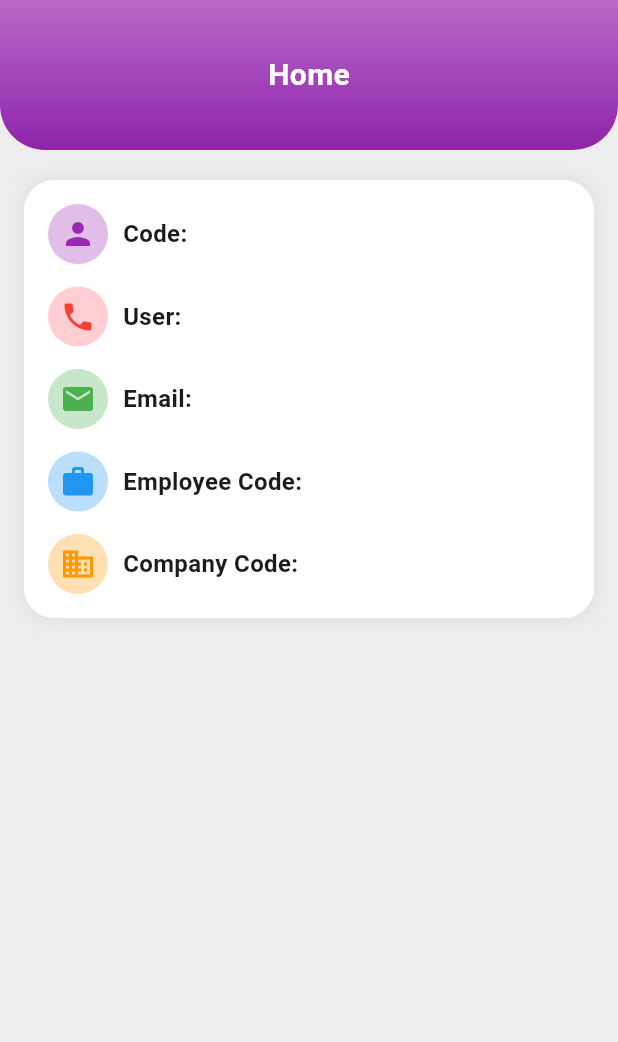
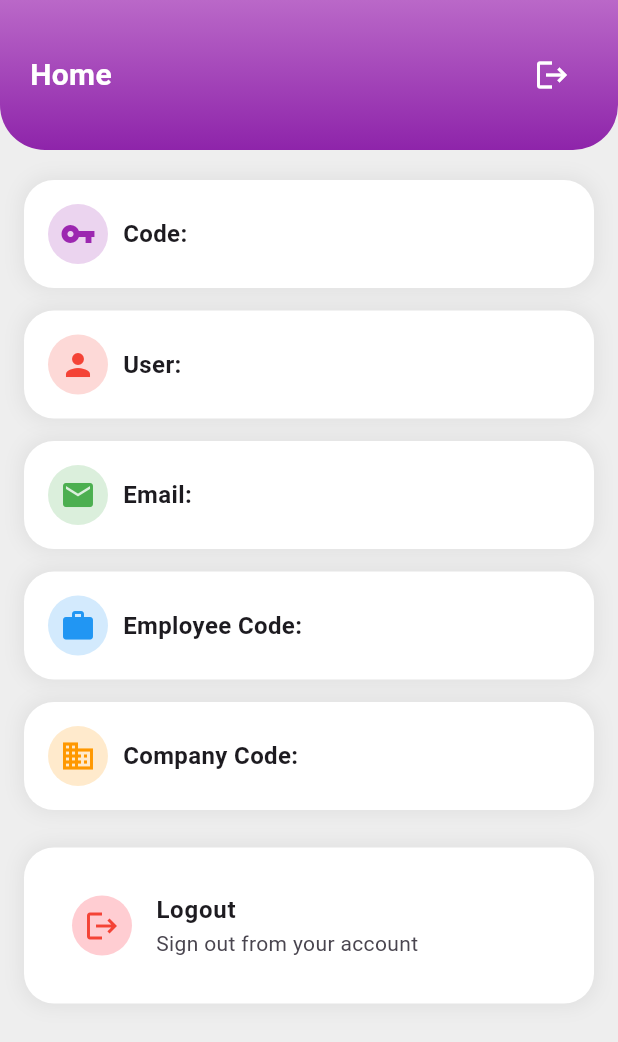
Before and after one commit to Gimhansathsara843/EnhanzerMobileApp, a Flutter app: the HomeScreen screen opened directly with empty values, on a phone screen of 412 x 824 dp. Shown: the top 1042 px of the screen. Run offline on Flutter 3.47's test engine with Material 3 defaults, Android fonts, the phone set to English and light mode, and no system bars; our stand-ins replace sqflite; accounts and stored records are empty.

Commit message:
change front end 1.2

```diff
--- a/enhanzer_mobile_app/lib/screens/home_screen.dart
+++ b/enhanzer_mobile_app/lib/screens/home_screen.dart
@@ -1,9 +1,24 @@
 import 'package:flutter/material.dart';
+import '../services/database_service.dart';
+import 'login_screen.dart';
 
 class HomeScreen extends StatelessWidget {
   final Map<String, dynamic> userData;
 
   HomeScreen({required this.userData});
+
+  void _logout(BuildContext context) async {
+    // Clear the database
+    final db = await DatabaseHelper.instance.database;
+    await db.delete('users');
+
+    // Navigate back to login screen
+    Navigator.pushAndRemoveUntil(
+      context,
+      MaterialPageRoute(builder: (context) => LoginScreen()),
+      (route) => false,
+    );
+  }
 
   @override
   Widget build(BuildContext context) {
@@ -12,8 +27,31 @@ class HomeScreen extends StatelessWidget {
       body: SingleChildScrollView(
         child: Column(
           children: [
-Container(
-  height: 100,  // Set your desired height here
+            _buildHeader(context),
+            const SizedBox(height: 20),
+            Padding(
+              padding: const EdgeInsets.symmetric(horizontal: 16),
+              child: Column(
+                children: [
+                  userInfoCard("Code", userData['User_Code'], Icons.vpn_key, Colors.purple),
+                  userInfoCard("User", userData['User_Display_Name'], Icons.person, Colors.red),
+                  userInfoCard("Email", userData['Email'], Icons.email, Colors.green),
+                  userInfoCard("Employee Code", userData['User_Employee_Code'], Icons.work, Colors.blue),
+                  userInfoCard("Company Code", userData['Company_Code'], Icons.business, Colors.orange),
+                  const SizedBox(height: 10),
+                  _logoutCard(context),
+                ],
+              ),
+            ),
+          ],
+        ),
+      ),
+    );
+  }
+
+  Widget _buildHeader(BuildContext context) {
+    return Container(
+      height: 100,
       padding: const EdgeInsets.symmetric(horizontal: 20, vertical: 20),
       decoration: BoxDecoration(
         gradient: LinearGradient(
@@ -26,10 +64,10 @@ Container(
           bottomRight: Radius.circular(30),
         ),
       ),
-  child: const Row(
-    mainAxisAlignment: MainAxisAlignment.center,
+      child: Row(
+        mainAxisAlignment: MainAxisAlignment.spaceBetween,
         children: [
-      Text(
+          const Text(
             "Home",
             style: TextStyle(
               color: Colors.white,
@@ -37,27 +75,16 @@ Container(
               fontWeight: FontWeight.bold,
             ),
           ),
-    ],
-  ),
-),
-            // Add some space below the header
-            const SizedBox(height: 20),
-            // User Information List
-            Container(
-              padding: const EdgeInsets.symmetric(horizontal: 16),
-              child: Column(
-                children: [
-                  userInfoCard(userData),
-                ],
-              ),
+          IconButton(
+            icon: const Icon(Icons.logout, color: Colors.white),
+            onPressed: () => _logout(context),
           ),
         ],
-        ),
       ),
     );
   }
 
-  Widget userInfoCard(Map<String, dynamic> userData) {
+  Widget userInfoCard(String title, String value, IconData icon, Color color) {
     return Container(
       padding: const EdgeInsets.all(16),
       margin: const EdgeInsets.only(bottom: 15),
@@ -72,96 +99,54 @@ Container(
           )
         ],
       ),
-      child: Column(
-        crossAxisAlignment: CrossAxisAlignment.start,
-        children: [
-          // User Info Display
-          Row(
+      child: Row(
         children: [
           CircleAvatar(
-                backgroundColor: Colors.purple.shade100,
-                child: const Icon(Icons.person, color: Colors.purple),
+            backgroundColor: color.withOpacity(0.2),
+            child: Icon(icon, color: color),
           ),
-              SizedBox(width: 10,),
-              Flexible(
+          const SizedBox(width: 10),
+          Expanded(
             child: Text(
-                  "Code: ${userData['User_Code']}",
+              "$title: $value",
               style: const TextStyle(fontSize: 16, fontWeight: FontWeight.bold),
               overflow: TextOverflow.ellipsis,
             ),
           ),
         ],
       ),
-          const SizedBox(height: 15),
-Row(
-  children: [
-    CircleAvatar(
+    );
+  }
+
+  Widget _logoutCard(BuildContext context) {
+    return Container(
+      padding: const EdgeInsets.all(16),
+      margin: const EdgeInsets.only(bottom: 15),
+      decoration: BoxDecoration(
+        color: Colors.white,
+        borderRadius: BorderRadius.circular(20),
+        boxShadow: [
+          BoxShadow(
+            color: Colors.grey.shade300,
+            blurRadius: 10,
+            spreadRadius: 2,
+          )
+        ],
+      ),
+      child: ListTile(
+        leading: CircleAvatar(
           backgroundColor: Colors.red.shade100,
-      child: const Icon(Icons.phone, color: Colors.red),
+          child: const Icon(Icons.logout, color: Colors.red),
         ),
-    const SizedBox(width: 10),
-    Flexible(
-      child: Text(
-        "User: ${userData['User_Display_Name']}",
-        style: const TextStyle(fontSize: 16, fontWeight: FontWeight.bold),
-        overflow: TextOverflow.ellipsis,
+        title: const Text(
+          "Logout",
+          style: TextStyle(
+            fontSize: 16,
+            fontWeight: FontWeight.bold,
           ),
         ),
-  ],
-),
-
-          const SizedBox(height: 15),
-          Row(
-            children: [
-              CircleAvatar(
-                backgroundColor: Colors.green.shade100,
-                child: const Icon(Icons.email, color: Colors.green),
-              ),
-              const SizedBox(width: 10),
-              Flexible(
-                child: Text(
-                  "Email: ${userData['Email']}",
-                  style: const TextStyle(fontSize: 16, fontWeight: FontWeight.bold),
-                  overflow: TextOverflow.ellipsis,
-                ),
-              ),
-            ],
-          ),
-          const SizedBox(height: 15),
-          Row(
-            children: [
-              CircleAvatar(
-                backgroundColor: Colors.blue.shade100,
-                child: const Icon(Icons.work, color: Colors.blue),
-              ),
-              const SizedBox(width: 10),
-              Flexible(
-                child: Text(
-                  "Employee Code: ${userData['User_Employee_Code']}",
-                  style: const TextStyle(fontSize: 16, fontWeight: FontWeight.bold),
-                  overflow: TextOverflow.ellipsis,
-                ),
-              ),
-            ],
-          ),
-          const SizedBox(height: 15),
-          Row(
-            children: [
-              CircleAvatar(
-                backgroundColor: Colors.orange.shade100,
-                child: const Icon(Icons.business, color: Colors.orange),
-              ),
-              const SizedBox(width: 10),
-              Flexible(
-                child: Text(
-                  "Company Code: ${userData['Company_Code']}",
-                  style: const TextStyle(fontSize: 16, fontWeight: FontWeight.bold),
-                  overflow: TextOverflow.ellipsis,
-                ),
-              ),
-            ],
-          ),
-        ],
+        subtitle: const Text("Sign out from your account"),
+        onTap: () => _logout(context),
       ),
     );
   }
--- a/enhanzer_mobile_app/lib/screens/login_screen.dart
+++ b/enhanzer_mobile_app/lib/screens/login_screen.dart
@@ -45,7 +45,10 @@ class _LoginScreenState extends State<LoginScreen> {
   @override
   Widget build(BuildContext context) {
     return Scaffold(
-      body: Container(
+      body: Stack(
+        children: [
+          // Background Container with gradient
+          Container(
             width: double.infinity,
             height: double.infinity,
             decoration: BoxDecoration(
@@ -55,12 +58,28 @@ class _LoginScreenState extends State<LoginScreen> {
                 end: Alignment.bottomCenter,
               ),
             ),
-
-        child: Center(
+          ),
+          // Watermark shapes
+          Positioned(
+            top: -100,
+            right: -100,
+            child: CustomPaint(
+              size: const Size(300, 300),
+              painter: CircleShapePainter(Colors.white.withOpacity(0.1)),
+            ),
+          ),
+          Positioned(
+            bottom: -50,
+            left: -50,
+            child: CustomPaint(
+              size: const Size(200, 200),
+              painter: CircleShapePainter(Colors.white.withOpacity(0.1)),
+            ),
+          ),
+          // Main content
+          Center(
             child: Padding(
               padding: const EdgeInsets.all(24.0),
-
-
               child: Column(
                 mainAxisAlignment: MainAxisAlignment.center,
                 crossAxisAlignment: CrossAxisAlignment.center,
@@ -112,7 +131,7 @@ class _LoginScreenState extends State<LoginScreen> {
                   SizedBox(height: 10),
                   _isLoading
                       ? CircularProgressIndicator()
-                :                 ElevatedButton(
+                      : ElevatedButton(
                           onPressed: _login,
                           style: ElevatedButton.styleFrom(
                             padding: EdgeInsets.symmetric(horizontal: 100, vertical: 15),
@@ -129,8 +148,46 @@ class _LoginScreenState extends State<LoginScreen> {
                 ],
               ),
             ),
-    )
-      )
+          ),
+        ],
+      ),
     );
   }
 }
+
+// Custom painter for the watermark shapes
+class CircleShapePainter extends CustomPainter {
+  final Color color;
+
+  CircleShapePainter(this.color);
+
+  @override
+  void paint(Canvas canvas, Size size) {
+    final paint = Paint()
+      ..color = color
+      ..style = PaintingStyle.fill;
+
+    // Draw a circle
+    canvas.drawCircle(
+      Offset(size.width / 2, size.height / 2),
+      size.width / 2,
+      paint,
+    );
+
+    // Draw some smaller circles for decoration
+    canvas.drawCircle(
+      Offset(size.width * 0.3, size.height * 0.3),
+      size.width * 0.2,
+      paint,
+    );
+
+    canvas.drawCircle(
+      Offset(size.width * 0.7, size.height * 0.7),
+      size.width * 0.15,
+      paint,
+    );
+  }
+
+  @override
+  bool shouldRepaint(CustomPainter oldDelegate) => false;
+}
--- a/enhanzer_mobile_app/pubspec.yaml
+++ b/enhanzer_mobile_app/pubspec.yaml
@@ -58,6 +58,8 @@ dev_dependencies:
 
 # The following section is specific to Flutter packages.
 flutter:
+  assets:
+    - assets/enhanzer logo.png
 
   # The following line ensures that the Material Icons font is
   # included with your application, so that you can use the icons in
```
Also changed, not shown: enhanzer_mobile_app/assets/enhanzer logo.png (added). Lines whose indentation alone changed are shown as unchanged.
